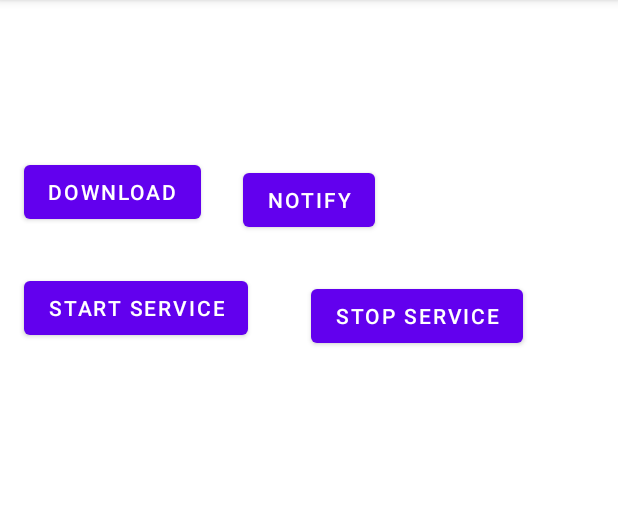
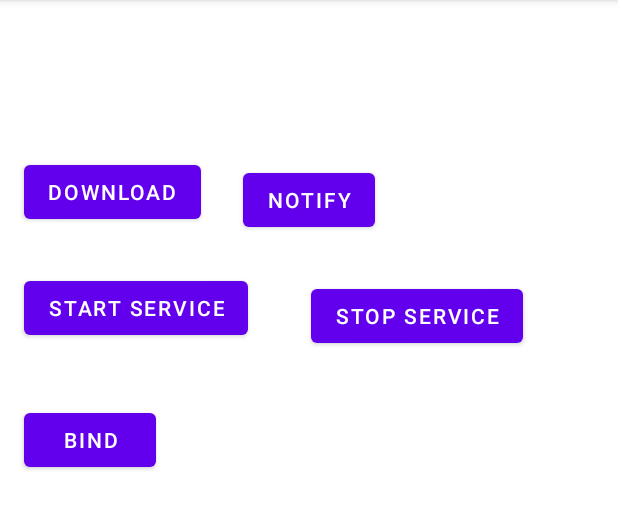
Before and after one commit to abdultanveer/CogApp2, an Android app: the screen it shows after launch (AsyncActivity), after a tap on "STOP SERVICE", on a phone screen of 412 x 824 dp, the part 84-614 px from its top. Run offline under Robolectric (Android 15) with nearby library versions, the light colour scheme and no system bars.

Commit message:
bound service

```diff
--- a/app/src/main/java/com/abdul/cogapp2/AsyncActivity.java
+++ b/app/src/main/java/com/abdul/cogapp2/AsyncActivity.java
@@ -8,9 +8,12 @@ import androidx.core.app.NotificationManagerCompat;
 import android.app.NotificationChannel;
 import android.app.NotificationManager;
 import android.app.PendingIntent;
+import android.content.ComponentName;
 import android.content.Intent;
+import android.content.ServiceConnection;
 import android.os.Build;
 import android.os.Bundle;
+import android.os.IBinder;
 import android.util.Log;
 import android.view.View;
 import android.widget.ProgressBar;
@@ -103,7 +106,29 @@ public class AsyncActivity extends AppCompatActivity {
             case R.id.btnStop:
                 stopService(sIntent);
                 break;
+            case R.id.btnBind:
+                Intent bIntent = new Intent(AsyncActivity.this, AdditionService.class);
+                bindService(bIntent,serviceConnection,BIND_AUTO_CREATE);//BIND_AUTO_CREATE -- if the service is not running then create one
+
+                break;
         }
 
     }
+    public AdditionService additionService;
+
+    //additionService = new AdditionService(); i am not creating the object of AdditionService instead im getting a running instance
+    ServiceConnection serviceConnection = new ServiceConnection() {
+        @Override
+        public void onServiceConnected(ComponentName componentName, IBinder iBinder) { //  additionservice on bind method return this iBinder
+            AdditionService.LocalBinder localBinder = (AdditionService.LocalBinder) iBinder; //im not creating an instance but getting it
+            additionService = localBinder.getService();
+           int result = additionService.add(10,20);
+
+        }
+
+        @Override
+        public void onServiceDisconnected(ComponentName componentName) {
+
+        }
+    };
 }
--- a/app/src/main/java/com/abdul/cogapp2/MyService.java
+++ b/app/src/main/java/com/abdul/cogapp2/MyService.java
@@ -5,6 +5,7 @@ import android.content.Intent;
 import android.os.IBinder;
 import android.util.Log;
 
+//service runs on the main thread
 public class MyService extends Service {
     public static String TAG = MyService.class.getSimpleName();
     public MyService() {
--- a/app/src/main/res/layout/activity_async.xml
+++ b/app/src/main/res/layout/activity_async.xml
@@ -41,24 +41,36 @@
 
     <Button
         android:id="@+id/btnStart"
-        android:onClick="serviceHandler"
         android:layout_width="wrap_content"
         android:layout_height="wrap_content"
         android:layout_marginStart="16dp"
         android:layout_marginTop="24dp"
+        android:onClick="serviceHandler"
         android:text="start service"
         app:layout_constraintStart_toStartOf="parent"
         app:layout_constraintTop_toBottomOf="@+id/btnNotification" />
 
     <Button
         android:id="@+id/btnStop"
+        android:layout_width="wrap_content"
+
+        android:layout_height="wrap_content"
+        android:layout_marginStart="45dp"
+        android:layout_marginTop="29dp"
+        android:onClick="serviceHandler"
+        android:text="stop service"
+        app:layout_constraintStart_toStartOf="@+id/btnNotification"
+        app:layout_constraintTop_toBottomOf="@+id/btnNotification" />
+
+    <Button
+        android:id="@+id/btnBind"
         android:onClick="serviceHandler"
 
         android:layout_width="wrap_content"
         android:layout_height="wrap_content"
-        android:layout_marginStart="45dp"
-        android:layout_marginTop="29dp"
-        android:text="stop service"
-        app:layout_constraintStart_toStartOf="@+id/btnNotification"
-        app:layout_constraintTop_toBottomOf="@+id/btnNotification" />
+        android:layout_marginStart="16dp"
+        android:layout_marginTop="40dp"
+        android:text="bind"
+        app:layout_constraintStart_toStartOf="parent"
+        app:layout_constraintTop_toBottomOf="@+id/btnStart" />
 </androidx.constraintlayout.widget.ConstraintLayout>
```
Also changed, not shown: app/src/main/AndroidManifest.xml (+6 -2 lines), app/src/main/java/com/abdul/cogapp2/AdditionService.java (added, +30 -0 lines).
